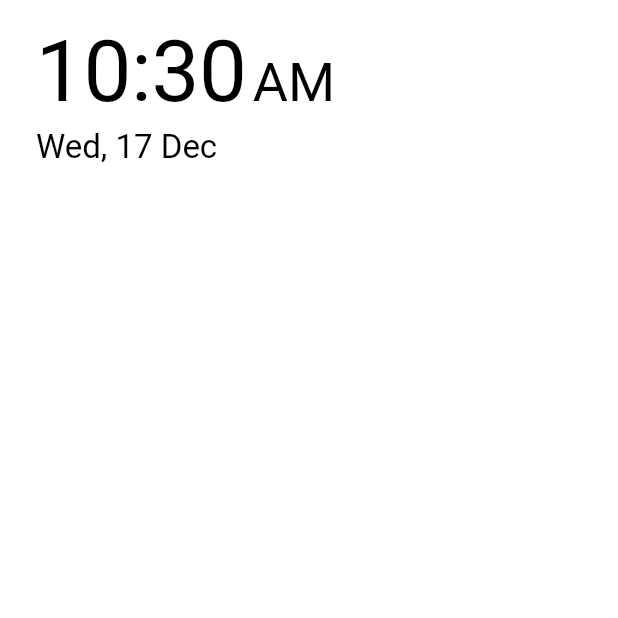
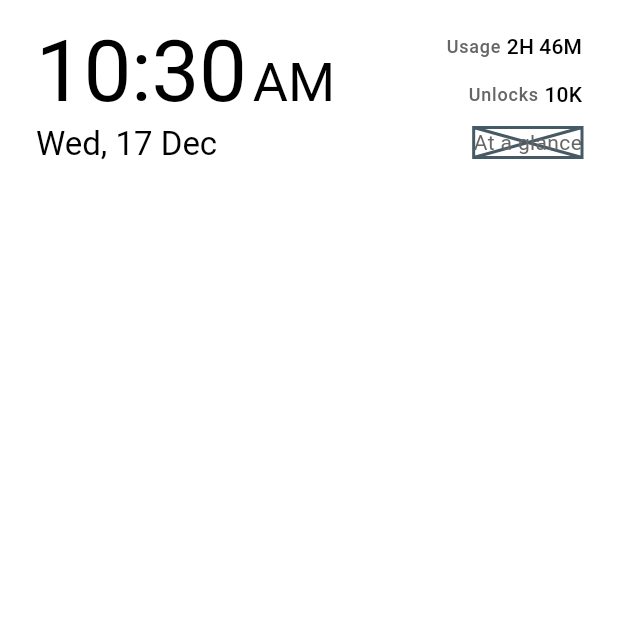
Before and after one commit to tarunvelagala/void_minimalist_launcher, a Flutter app: the screen it shows after launch, on a phone screen of 412 x 824 dp, the top half of it. Run offline on Flutter 3.47's test engine with Material 3 defaults, Android fonts, the phone set to English and light mode, and no system bars; our stand-ins replace shared_preferences; missing offline and left inert: android_intent_plus.

Commit message:
feat: Introduce Nomos section to the home page with new stat widgets and formatting utilities, and update Chronos with dedicated constants.

```diff
--- /dev/null
+++ b/lib/core/utils/formatter_utils.dart
@@ -0,0 +1,29 @@
+import 'package:intl/intl.dart';
+
+class FormatterUtils {
+  static String formatUnlocks(String? value) {
+    if (value == null) return '0';
+
+    // Parse the string to a number
+    final num? number = num.tryParse(value);
+    if (number == null) return value;
+
+    // Use NumberFormat.compact() for 1K, 1M, 1B etc.
+    // .format() handles the scaling and suffix automatically
+    return NumberFormat.compact().format(number);
+  }
+
+  static String formatDuration(int totalSeconds) {
+    if (totalSeconds <= 0) return '0M';
+
+    final duration = Duration(seconds: totalSeconds);
+    final hours = duration.inHours;
+    final minutes = duration.inMinutes.remainder(60);
+
+    if (hours > 0) {
+      return '${hours}H ${minutes}M';
+    } else {
+      return '${minutes}M';
+    }
+  }
+}
--- a/lib/features/home/presentation/constants.dart
+++ b/lib/features/home/presentation/constants.dart
@@ -1,4 +1,20 @@
 class Constants {
+  // Chronos Widget Constants
+
+  // Spacing
+  static const double chronosVerticalSpacing = 2.0;
+
+  // Durations
+  static const Duration clockUpdateInterval = Duration(minutes: 1);
+
+  // Nomos Widget Constants
+
+  // Spacing
+  static const double nomosVerticalSpacing = 12.0;
+  static const double nomosStatHorizontalSpacing = 4.0;
+
+  // Homepage Constants
+
   // Layout Paddings
   static const double mobileHorizontalPadding = 24.0;
   static const double tabletHorizontalPadding = 64.0;
--- a/lib/features/home/presentation/pages/home_page.dart
+++ b/lib/features/home/presentation/pages/home_page.dart
@@ -4,6 +4,7 @@ import 'package:return_zero/features/home/presentation/constants.dart';
 import 'package:return_zero/features/home/presentation/providers/home_settings_provider.dart';
 import 'package:return_zero/features/home/presentation/utils/alignment_utils.dart';
 import 'package:return_zero/features/home/presentation/widgets/chronos/chronos.dart';
+import 'package:return_zero/features/home/presentation/widgets/nomos/nomos.dart';
 import 'package:return_zero/features/settings/presentation/pages/settings_page.dart';
 
 class HomePage extends StatelessWidget {
@@ -46,7 +47,7 @@ class HomePage extends StatelessWidget {
                           mainAxisAlignment: MainAxisAlignment.spaceBetween,
                           children: [
                             Chronos(), // Left Widget
-                            // Right Widget
+                            Nomos(), // Right Widget
                           ],
                         ),
 
--- a/lib/features/home/presentation/widgets/chronos/chronos.dart
+++ b/lib/features/home/presentation/widgets/chronos/chronos.dart
@@ -1,5 +1,6 @@
 import 'dart:async';
 import 'package:flutter/material.dart';
+import 'package:return_zero/features/home/presentation/constants.dart';
 import 'package:return_zero/features/home/presentation/widgets/chronos/date_display.dart';
 import 'package:return_zero/features/home/presentation/widgets/chronos/time_display.dart';
 
@@ -20,7 +21,7 @@ class _ChronosState extends State<Chronos> {
     _currentTime = DateTime.now();
 
     // Parent manages the shared timer
-    _timer = Timer.periodic(const Duration(minutes: 1), (timer) {
+    _timer = Timer.periodic(Constants.clockUpdateInterval, (timer) {
       if (mounted) setState(() => _currentTime = DateTime.now());
     });
   }
@@ -37,7 +38,7 @@ class _ChronosState extends State<Chronos> {
       crossAxisAlignment: CrossAxisAlignment.start,
       children: [
         TimeDisplay(currentTime: _currentTime),
-        const SizedBox(height: 4),
+        const SizedBox(height: Constants.chronosVerticalSpacing),
         DateDisplay(currentTime: _currentTime),
       ],
     );
--- /dev/null
+++ b/lib/features/home/presentation/widgets/nomos/at_a_glance.dart
@@ -0,0 +1,15 @@
+import 'package:flutter/material.dart';
+
+class AtAGlance extends StatefulWidget {
+  const AtAGlance({super.key});
+
+  @override
+  State<AtAGlance> createState() => _AtAGlanceState();
+}
+
+class _AtAGlanceState extends State<AtAGlance> {
+  @override
+  Widget build(BuildContext context) {
+    return const Placeholder(child: Text('At a glance'));
+  }
+}
--- /dev/null
+++ b/lib/features/home/presentation/widgets/nomos/nomos.dart
@@ -0,0 +1,25 @@
+import 'package:flutter/material.dart';
+import 'package:return_zero/core/utils/formatter_utils.dart';
+import 'package:return_zero/features/home/presentation/constants.dart';
+import 'package:return_zero/features/home/presentation/widgets/nomos/at_a_glance.dart';
+import 'package:return_zero/features/home/presentation/widgets/nomos/stat.dart';
+
+class Nomos extends StatelessWidget {
+  const Nomos({super.key});
+
+  @override
+  Widget build(BuildContext context) {
+    return Column(
+      crossAxisAlignment: CrossAxisAlignment.end,
+      mainAxisAlignment: MainAxisAlignment.center,
+      children: [
+        Stat(label: 'Usage', value: FormatterUtils.formatDuration(10000)),
+        const SizedBox(height: Constants.nomosVerticalSpacing),
+        Stat(label: 'Unlocks', value: FormatterUtils.formatUnlocks('10000')),
+        const SizedBox(height: Constants.nomosVerticalSpacing),
+        // Placeholder for "At a glance" widget
+        const AtAGlance(),
+      ],
+    );
+  }
+}
--- /dev/null
+++ b/lib/features/home/presentation/widgets/nomos/stat.dart
@@ -0,0 +1,36 @@
+import 'package:flutter/material.dart';
+import 'package:return_zero/core/utils/formatter_utils.dart';
+import 'package:return_zero/features/home/presentation/constants.dart';
+
+class Stat extends StatelessWidget {
+  final String label;
+  final String value;
+  final VoidCallback? onTap;
+  final IconData? icon;
+
+  const Stat({
+    super.key,
+    required this.label,
+    required this.value,
+    this.onTap,
+    this.icon,
+  });
+
+  @override
+  Widget build(BuildContext context) {
+    final theme = Theme.of(context);
+
+    return Row(
+      mainAxisSize: MainAxisSize.min,
+      crossAxisAlignment: CrossAxisAlignment.center,
+      children: [
+        Text(label, style: theme.textTheme.labelMedium),
+        const SizedBox(width: Constants.nomosStatHorizontalSpacing),
+        Text(
+          FormatterUtils.formatUnlocks(value),
+          style: theme.textTheme.titleSmall,
+        ),
+      ],
+    );
+  }
+}
```
